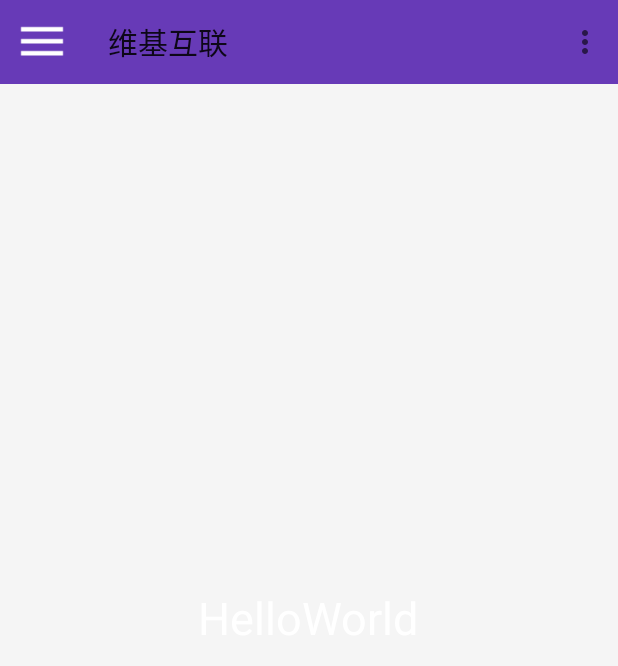
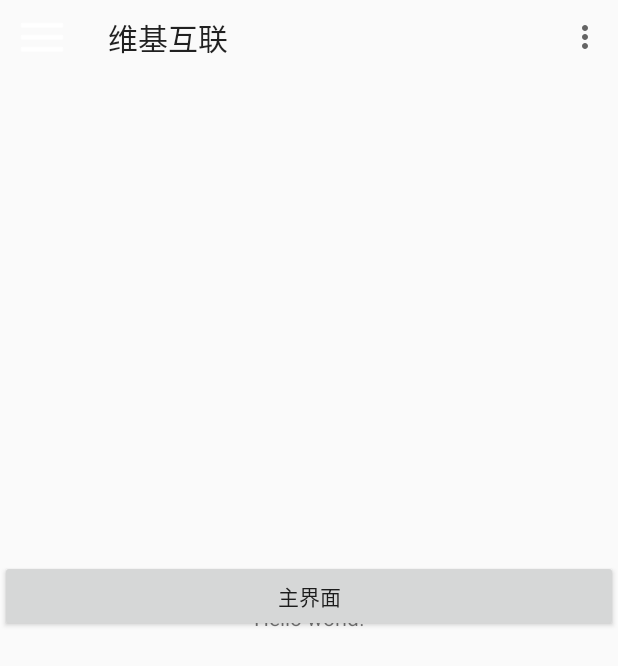
Before and after one commit to hedan806/MobileSafe, an Android app: the screen it shows after launch (NavigationViewActivity), on a phone screen of 412 x 824 dp. Shown: the top 666 px of the screen. Run offline under Robolectric (Android 15) with nearby library versions, the phone set to English and light mode, and no system bars.

Commit message:
Nav晚上，号码归属地查询实现

```diff
--- a/app/src/main/AndroidManifest.xml
+++ b/app/src/main/AndroidManifest.xml
@@ -55,6 +55,7 @@
 
         <activity android:name=".ui.NavigationViewActivity"
             android:label="@string/wiki_title"
+            android:icon="@drawable/logo_wiki"
             android:theme="@style/Theme.Design">
             <intent-filter>
                 <action android:name="android.intent.action.MAIN" />
--- a/app/src/main/java/com/hedan/mobilesafe/engine/DownLoadFileService.java
+++ b/app/src/main/java/com/hedan/mobilesafe/engine/DownLoadFileService.java
@@ -20,11 +20,11 @@ public class DownLoadFileService {
     public File getFile(String path,String filepath,ProgressDialog pd) throws Exception{
         LogUtil.i(TAG,"path : " + path);
         URL url = new URL(path);
-        LogUtil.i(TAG,"url : " + url.getContent());
+//        LogUtil.i(TAG,"url : " + url.getPath());
         HttpURLConnection conn = (HttpURLConnection) url.openConnection();
-        LogUtil.i(TAG,"conn : " + conn.getResponseCode());
+//        LogUtil.i(TAG,"conn : " + conn.getResponseCode());
         conn.setRequestMethod("GET");
-        LogUtil.i(TAG, "code:" + conn.getResponseCode());
+//        LogUtil.i(TAG, "code:" + conn.getResponseCode());
         conn.setConnectTimeout(3000);
         conn.setReadTimeout(3000);
         if(conn.getResponseCode() == 200){
--- a/app/src/main/java/com/hedan/mobilesafe/fragment/MainFragment.java
+++ b/app/src/main/java/com/hedan/mobilesafe/fragment/MainFragment.java
@@ -50,7 +50,7 @@ public class MainFragment extends Fragment {
         super.onActivityCreated(savedInstanceState);
         parent = (AppCompatActivity) getActivity();
 
-        Toolbar toolbar = (Toolbar) parent.findViewById(R.id.toolbar);
+        Toolbar toolbar = (Toolbar) parent.findViewById(R.id.id_base_toolbar);
         toolbar.setTitle("手机卫士");
         toolbar.setOnMenuItemClickListener(new Toolbar.OnMenuItemClickListener() {
             @Override
--- a/app/src/main/java/com/hedan/mobilesafe/ui/ChatActivity.java
+++ b/app/src/main/java/com/hedan/mobilesafe/ui/ChatActivity.java
@@ -36,7 +36,7 @@ public class ChatActivity extends Activity {
         setContentView(R.layout.chat_main);
         initMsg();//初始化信息
 
-        toolbar = (Toolbar) findViewById(R.id.toolbar);
+        toolbar = (Toolbar) findViewById(R.id.id_base_toolbar);
         toolbar.setTitle("某某");
         toolbar.setNavigationIcon(android.support.v7.appcompat.R.drawable.abc_ic_menu_moreoverflow_mtrl_alpha);
 
--- a/app/src/main/java/com/hedan/mobilesafe/ui/MainActivity.java
+++ b/app/src/main/java/com/hedan/mobilesafe/ui/MainActivity.java
@@ -96,6 +96,7 @@ public class MainActivity extends Activity{
                     LogUtil.i(TAG,"进入高级工具");
                     Intent aToolsIntent = new Intent(MainActivity.this,AtoolsActivity.class);
                     startActivity(aToolsIntent);
+                    overridePendingTransition(R.anim.left_in,R.anim.left_out);
                     break;
                 case 9 ://聊天界面测试
                     Intent chatIntent = new Intent(MainActivity.this,ChatActivity.class);
--- a/app/src/main/java/com/hedan/mobilesafe/ui/NavigationViewActivity.java
+++ b/app/src/main/java/com/hedan/mobilesafe/ui/NavigationViewActivity.java
@@ -1,5 +1,6 @@
 package com.hedan.mobilesafe.ui;
 
+import android.content.Intent;
 import android.os.Bundle;
 import android.support.design.widget.NavigationView;
 import android.support.v4.view.GravityCompat;
@@ -7,8 +8,11 @@ import android.support.v4.widget.DrawerLayout;
 import android.support.v7.app.ActionBar;
 import android.support.v7.app.AppCompatActivity;
 import android.support.v7.widget.Toolbar;
+import android.view.Gravity;
 import android.view.Menu;
 import android.view.MenuItem;
+import android.view.View;
+import android.widget.Button;
 
 import com.hedan.mobilesafe.R;
 import com.hedan.mobilesafe.util.LogUtil;
@@ -19,37 +23,47 @@ import com.hedan.mobilesafe.util.LogUtil;
 public class NavigationViewActivity extends AppCompatActivity {
 
     private static final String TAG = NavigationViewActivity.class.getSimpleName();
+
     private DrawerLayout mDrawerLayout;
     private NavigationView mNavigationView;
+    private Button toMain;
 
     @Override
     protected void onCreate(Bundle savedInstanceState) {
         super.onCreate(savedInstanceState);
-        setContentView(R.layout.nav_view);
 
-        mDrawerLayout = (DrawerLayout) findViewById(R.id.id_dl);
-        mNavigationView = (NavigationView) findViewById(R.id.id_nv_menu);
+        setContentView(R.layout.navigation_view);
+
+        mDrawerLayout = (DrawerLayout) findViewById(R.id.id_drawerLayout);
+        mNavigationView = (NavigationView) findViewById(R.id.id_nav_view);
+        toMain = (Button) findViewById(R.id.id_to_main);
+
+
 
         Toolbar toolbar = (Toolbar) findViewById(R.id.id_toolbar);
         setSupportActionBar(toolbar);
 
-        final ActionBar ab = getSupportActionBar();
-        ab.setHomeAsUpIndicator(R.drawable.ic_menu);
-        ab.setDisplayHomeAsUpEnabled(true);
+        ActionBar actionBar = getSupportActionBar();
+        actionBar.setHomeAsUpIndicator(R.drawable.ic_menu);
+        actionBar.setDisplayHomeAsUpEnabled(true);
 
-        setupDrawerContent(mNavigationView);
-
+        setupNavigation(mNavigationView);
+        toMain.setOnClickListener(new View.OnClickListener() {
+            @Override
+            public void onClick(View v) {
+                Intent mainIntent = new Intent(NavigationViewActivity.this, MainActivity.class);
+                startActivity(mainIntent);
+                overridePendingTransition(R.anim.left_in, R.anim.left_out);
+            }
+        });
     }
 
-    private void setupDrawerContent(NavigationView navigationView)
-    {
-        navigationView.setNavigationItemSelectedListener(
-
-                new NavigationView.OnNavigationItemSelectedListener() {
-
+    private void setupNavigation(NavigationView mNavigationView) {
+        mNavigationView.setNavigationItemSelectedListener(new NavigationView.OnNavigationItemSelectedListener() {
             @Override
             public boolean onNavigationItemSelected(MenuItem menuItem) {
                 menuItem.setChecked(true);
+                LogUtil.i(TAG,"click menuItem : " + menuItem.getItemId());
                 mDrawerLayout.closeDrawers();
                 return true;
             }
@@ -57,21 +71,18 @@ public class NavigationViewActivity extends AppCompatActivity {
     }
 
     @Override
-    public boolean onCreateOptionsMenu(Menu menu)
-    {
-        // Inflate the menu; this adds items to the action bar if it is present.
-        getMenuInflater().inflate(R.menu.menu_navigation_view, menu);
+    public boolean onCreateOptionsMenu(Menu menu) {
+        getMenuInflater().inflate(R.menu.menu_splash,menu);
         return true;
     }
 
     @Override
-    public boolean onOptionsItemSelected(MenuItem item)
-    {
-        LogUtil.i(TAG,"click item : " + item.getItemId());
-        if(item.getItemId() == android.R.id.home)
-        {
+    public boolean onOptionsItemSelected(MenuItem item) {
+        LogUtil.i(TAG,"click item Id : " + item.getItemId());
+        switch (item.getItemId()){
+            case android.R.id.home:
                 mDrawerLayout.openDrawer(GravityCompat.START);
-            return true ;
+                return true;
         }
         return super.onOptionsItemSelected(item);
     }
--- a/app/src/main/java/com/hedan/mobilesafe/ui/QueryNumberActivity.java
+++ b/app/src/main/java/com/hedan/mobilesafe/ui/QueryNumberActivity.java
@@ -12,6 +12,7 @@ import android.widget.TextView;
 import android.widget.Toast;
 
 import com.hedan.mobilesafe.R;
+import com.hedan.mobilesafe.engine.NumberAddressService;
 import com.hedan.mobilesafe.util.LogUtil;
 
 /**
@@ -53,7 +54,9 @@ public class QueryNumberActivity extends Activity implements View.OnClickListene
                     Toast.makeText(getApplicationContext(),"要查询的手机号不能为空",Toast.LENGTH_SHORT).show();
                     return ;
                 }else{
-
+                    String address = NumberAddressService.getAddress(number);
+                    LogUtil.i(TAG,"号码归属地：" + address);
+                    tv_query_result.setText("号码归属地：" + address);
                 }
                 break;
         }
--- /dev/null
+++ b/app/src/main/res/layout/navigation_view.xml
@@ -0,0 +1,46 @@
+<?xml version="1.0" encoding="utf-8"?>
+<android.support.v4.widget.DrawerLayout xmlns:android="http://schemas.android.com/apk/res/android"
+    android:id="@+id/id_drawerLayout"
+    android:layout_width="match_parent"
+    android:layout_height="match_parent"
+    xmlns:app="http://schemas.android.com/apk/res-auto"
+
+    >
+    <RelativeLayout
+        android:layout_width="match_parent"
+        android:layout_height="match_parent">
+
+        <android.support.v7.widget.Toolbar
+            android:id="@+id/id_toolbar"
+            android:layout_width="match_parent"
+            android:layout_height="50dp"
+            app:popupTheme="@style/Theme.AppCompat.Light.DarkActionBar"
+            />
+
+        <TextView
+            android:id="@+id/tv_title"
+            android:text="@string/hello_world"
+            android:layout_centerInParent="true"
+            android:layout_width="wrap_content"
+            android:layout_height="wrap_content" />
+
+        <Button
+            android:id="@+id/id_to_main"
+            android:text="@string/to_main"
+            android:layout_alignBottom="@id/tv_title"
+            android:layout_width="match_parent"
+            android:layout_height="wrap_content" />
+    </RelativeLayout>
+
+    <android.support.design.widget.NavigationView
+        android:id="@+id/id_nav_view"
+        android:layout_width="match_parent"
+        android:layout_height="match_parent"
+        android:fitsSystemWindows="true"
+        app:headerLayout="@layout/header_just_username"
+        app:menu="@menu/menu_drawer"
+        android:layout_gravity="left"
+        />
+
+
+</android.support.v4.widget.DrawerLayout>
--- a/app/src/main/res/menu/menu_splash.xml
+++ b/app/src/main/res/menu/menu_splash.xml
@@ -1,6 +1,10 @@
 <menu xmlns:android="http://schemas.android.com/apk/res/android"
     xmlns:app="http://schemas.android.com/apk/res-auto"
-    xmlns:tools="http://schemas.android.com/tools" tools:context=".SplashActivity">
-    <item android:id="@+id/action_settings" android:title="@string/action_settings"
-        android:orderInCategory="100" app:showAsAction="never" />
+    xmlns:tools="http://schemas.android.com/tools"
+    tools:context=".SplashActivity">
+    <item
+        android:id="@+id/action_settings"
+        android:orderInCategory="100"
+        android:title="@string/action_settings"
+        app:showAsAction="never" />
 </menu>
--- a/app/src/main/res/values/colors.xml
+++ b/app/src/main/res/values/colors.xml
@@ -2,7 +2,7 @@
 <resources>
     <color name="item_background">#aa999999</color>
     <color name="lost_main_color">#5542B8</color>
-    <color name="lost_main">#EEEEEE</color>
+    <color name="lost_main">#CCCCCC</color>
     <color name="lost_li_selected">#E3E1E1</color>
 
     <color name="material_blue_500">#009688</color>
--- a/app/src/main/res/values/strings.xml
+++ b/app/src/main/res/values/strings.xml
@@ -50,4 +50,8 @@
     <string name="bt_query">查询</string>
     <string name="addressdburl">http://192.168.1.44:8080/address.db</string>
     <string name="wiki_title">维基互联</string>
+    <string name="username">用户名</string>
+    <string name="nav_home">首页</string>
+    <string name="nav_message">消息</string>
+    <string name="to_main">主界面</string>
 </resources>
--- a/app/src/main/res/values/styles.xml
+++ b/app/src/main/res/values/styles.xml
@@ -15,8 +15,7 @@
         <item name="colorPrimary">#673AB7</item>
         <item name="colorPrimaryDark">#512DA8</item>
         <item name="colorAccent">#FF4081</item>
-        <item name="android:windowBackground">@color/window_background</item>
-        <item name="android:textColor">@android:color/white</item>
+        <!--<item name="android:windowBackground">@color/window_background</item>-->
     </style>
 
     <style name="text_title_style">
@@ -55,5 +54,5 @@
     </style>
 
 
-    <color name="window_background">#FFF5F5F5</color>
+    <color name="window_background">#fff5f5f5</color>
 </resources>
```
Also changed, not shown: app/build.gradle (+5 -7 lines), app/src/main/java/com/hedan/mobilesafe/engine/NumberAddressService.java (+78 -4 lines), app/src/main/java/com/hedan/mobilesafe/ui/AtoolsActivity.java (+63 -11 lines), app/src/main/res/layout/base_toolbar.xml (+1 -25 lines), app/src/main/res/layout/main_fragment.xml (+0 -15 lines), 1 other file. Lines whose indentation alone changed are shown as unchanged.
